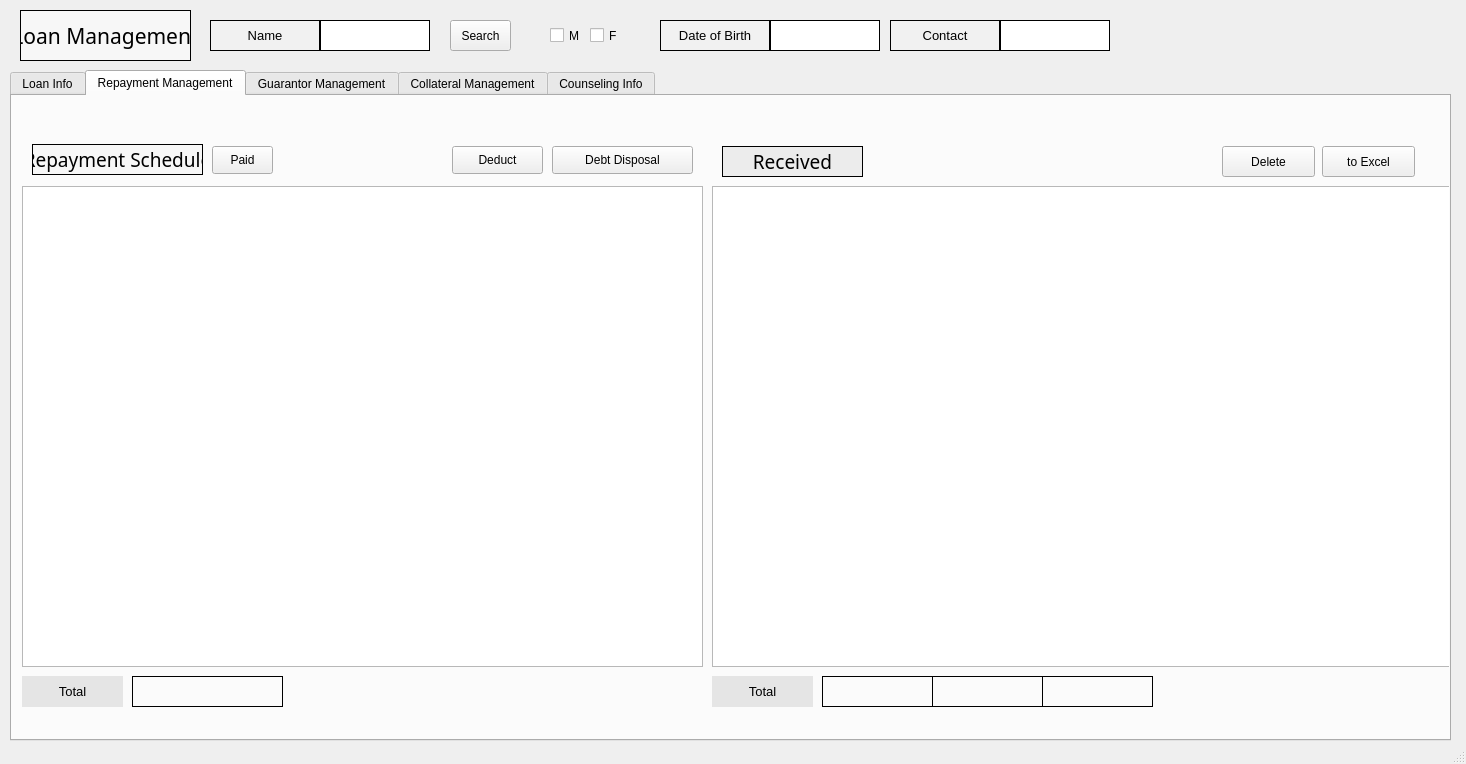
The window that src/pages/loan/loan.ui (DY-Microfinance-Customer-Management/dymf-algorithm) describes before a commit, drawn with Qt 5.
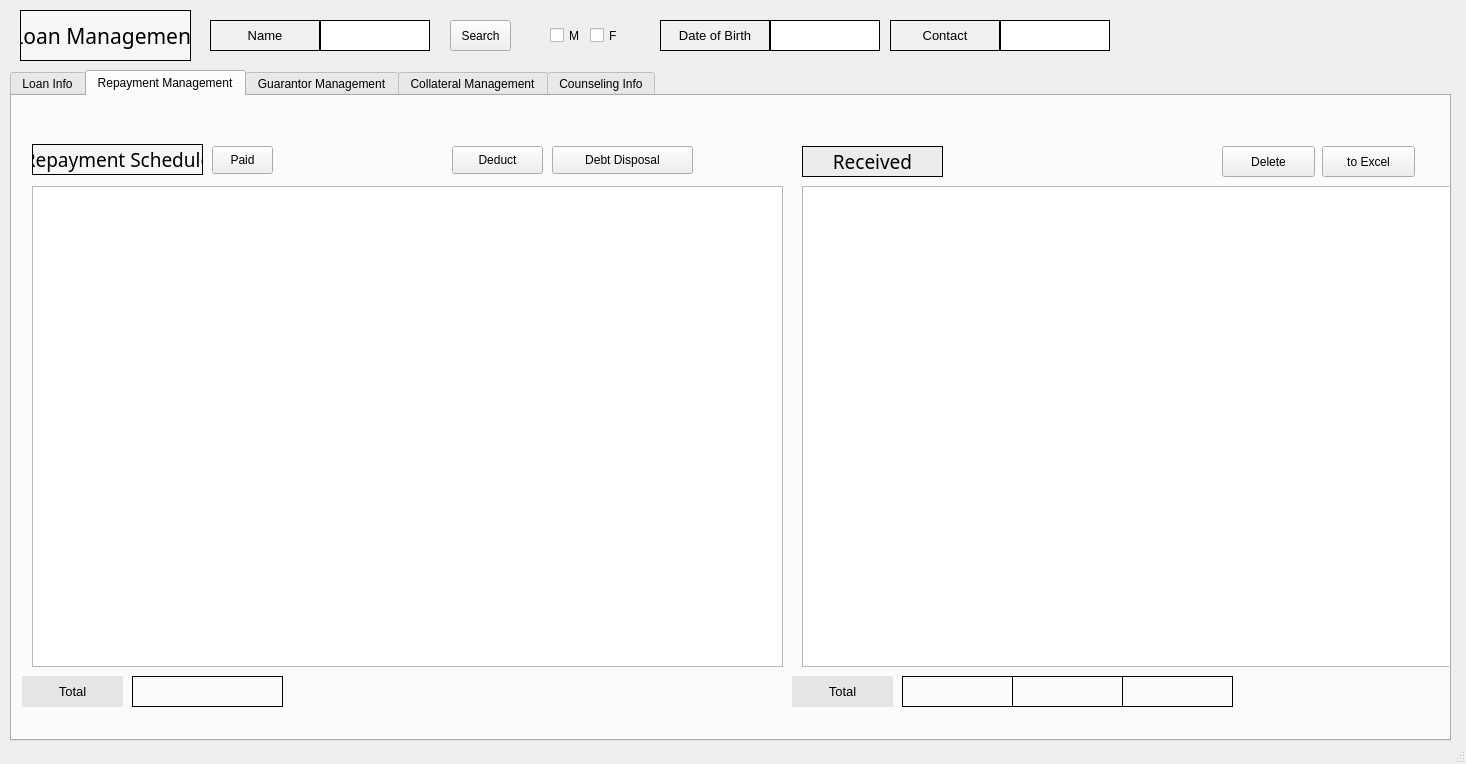
The same window after the commit. The open tabs and pages were chosen to show the change.

The edit to the form file:
```diff
--- a/src/pages/loan/loan.ui
+++ b/src/pages/loan/loan.ui
@@ -892,7 +892,7 @@
      <widget class="QLabel" name="totalLabel2">
       <property name="geometry">
        <rect>
-        <x>810</x>
+        <x>890</x>
         <y>580</y>
         <width>111</width>
         <height>31</height>
@@ -911,7 +911,7 @@
      <widget class="QLabel" name="label_47">
       <property name="geometry">
        <rect>
-        <x>710</x>
+        <x>790</x>
         <y>50</y>
         <width>141</width>
         <height>31</height>
@@ -980,7 +980,7 @@
      <widget class="QLabel" name="totalLabel4">
       <property name="geometry">
        <rect>
-        <x>1030</x>
+        <x>1110</x>
         <y>580</y>
         <width>111</width>
         <height>31</height>
@@ -1053,7 +1053,7 @@
      <widget class="QLabel" name="totalLabel3">
       <property name="geometry">
        <rect>
-        <x>920</x>
+        <x>1000</x>
         <y>580</y>
         <width>111</width>
         <height>31</height>
@@ -1115,7 +1115,7 @@
      <widget class="QLabel" name="label_124">
       <property name="geometry">
        <rect>
-        <x>700</x>
+        <x>780</x>
         <y>580</y>
         <width>101</width>
         <height>31</height>
@@ -1139,9 +1139,9 @@
      <widget class="QTableView" name="repaymentScheduleTable">
       <property name="geometry">
        <rect>
-        <x>10</x>
+        <x>20</x>
         <y>90</y>
-        <width>681</width>
+        <width>751</width>
         <height>481</height>
        </rect>
       </property>
@@ -1149,9 +1149,9 @@
      <widget class="QTableView" name="receivedTable">
       <property name="geometry">
        <rect>
-        <x>700</x>
+        <x>790</x>
         <y>90</y>
-        <width>741</width>
+        <width>651</width>
         <height>481</height>
        </rect>
       </property>
```
Left out of the diff: 2 changed lines with no effect on the pictures.
